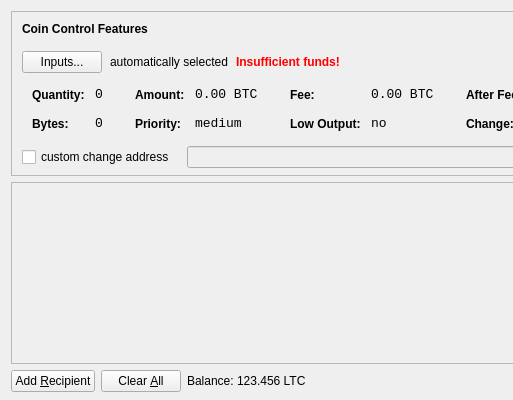
Before: the Qt Designer form src/qt/forms/sendcoinsdialog.ui in dracoin/dragoncoin, drawn with Qt 5; both pictures show x 0 to 513 and y 0 to 400 of the 850 by 400 pixel window.
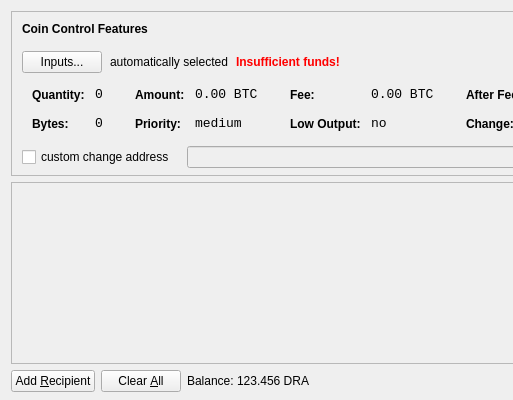
After: the same form once the commit is applied. Icons and pictures are not drawn.

```diff
--- a/src/qt/forms/sendcoinsdialog.ui
+++ b/src/qt/forms/sendcoinsdialog.ui
@@ -720,7 +720,7 @@
           <cursorShape>IBeamCursor</cursorShape>
          </property>
          <property name="text">
-          <string>123.456 LTC</string>
+          <string>123.456 DRA</string>
          </property>
          <property name="textInteractionFlags">
           <set>Qt::LinksAccessibleByMouse|Qt::TextSelectableByKeyboard|Qt::TextSelectableByMouse</set>
```
